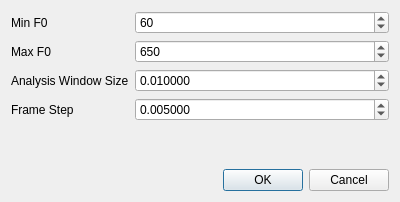
This is src/getf0paramsdialog.ui in langtech/toney as Qt 5 draws it before an edit. The edited form follows.
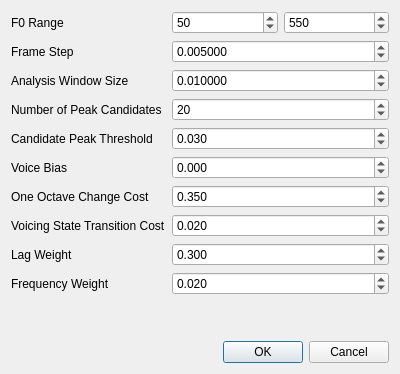
This is the edited form.

Diff of the .ui file:
```diff
--- a/src/getf0paramsdialog.ui
+++ b/src/getf0paramsdialog.ui
@@ -7,7 +7,7 @@
     <x>0</x>
     <y>0</y>
     <width>400</width>
-    <height>202</height>
+    <height>374</height>
    </rect>
   </property>
   <property name="windowTitle">
@@ -19,51 +19,78 @@
   <layout class="QVBoxLayout" name="verticalLayout">
    <item>
     <layout class="QFormLayout" name="formLayout">
+     <property name="fieldGrowthPolicy">
+      <enum>QFormLayout::AllNonFixedFieldsGrow</enum>
+     </property>
      <item row="0" column="0">
       <widget class="QLabel" name="label">
        <property name="text">
-        <string>Min F0</string>
+        <string>F0 Range</string>
        </property>
       </widget>
      </item>
+     <item row="0" column="1">
+      <layout class="QHBoxLayout" name="horizontalLayout">
+       <item>
+        <widget class="QSpinBox" name="param_min_f0">
+         <property name="toolTip">
+          <string/>
+         </property>
+         <property name="maximum">
+          <number>4000</number>
+         </property>
+         <property name="value">
+          <number>50</number>
+         </property>
+        </widget>
+       </item>
+       <item>
+        <widget class="QSpinBox" name="param_max_f0">
+         <property name="maximum">
+          <number>4000</number>
+         </property>
+         <property name="value">
+          <number>550</number>
+         </property>
+        </widget>
+       </item>
+      </layout>
+     </item>
      <item row="1" column="0">
-      <widget class="QLabel" name="label_2">
-       <property name="text">
-        <string>Max F0</string>
-       </property>
-      </widget>
-     </item>
-     <item row="2" column="0">
-      <widget class="QLabel" name="label_3">
-       <property name="text">
-        <string>Analysis Window Size</string>
-       </property>
-      </widget>
-     </item>
-     <item row="3" column="0">
       <widget class="QLabel" name="label_4">
        <property name="text">
         <string>Frame Step</string>
        </property>
       </widget>
      </item>
-     <item row="0" column="1">
-      <widget class="QSpinBox" name="param_minf0">
-       <property name="maximum">
-        <number>4000</number>
-       </property>
-       <property name="value">
-        <number>60</number>
-       </property>
-      </widget>
-     </item>
      <item row="1" column="1">
-      <widget class="QSpinBox" name="param_maxf0">
+      <widget class="QDoubleSpinBox" name="param_frame_step">
+       <property name="decimals">
+        <number>6</number>
+       </property>
+       <property name="minimum">
+        <double>0.000125000000000</double>
+       </property>
        <property name="maximum">
-        <number>4000</number>
+        <double>0.100000000000000</double>
+       </property>
+       <property name="singleStep">
+        <double>0.001000000000000</double>
        </property>
        <property name="value">
-        <number>650</number>
+        <double>0.005000000000000</double>
+       </property>
+      </widget>
+     </item>
+     <item row="2" column="0">
+      <widget class="QLabel" name="label_3">
+       <property name="toolTip">
+        <string>Size  of  correlation  window.   Computation  increases
+directly  as wind_dur. Valid values lie in [10/sampling
+rate, .1].  Default is 0.0075.</string>
+       </property>
+       <property name="text">
+        <string>Analysis Window Size</string>
        </property>
       </widget>
      </item>
@@ -86,22 +113,203 @@
        </property>
       </widget>
      </item>
+     <item row="3" column="0">
+      <widget class="QLabel" name="label_2">
+       <property name="toolTip">
+        <string>The maximum number of correlation peaks  considered  as
+possible F0-peak candidates in any frame.  At most, the
+top n-cands candidates are considered  in  each  frame.
+The  computational  cost grows approximately as n_cands
+SQUARED.  Valid values lie in [3, 100].  Default is 20.</string>
+       </property>
+       <property name="text">
+        <string>Number of Peak Candidates</string>
+       </property>
+      </widget>
+     </item>
      <item row="3" column="1">
-      <widget class="QDoubleSpinBox" name="param_step">
+      <widget class="QSpinBox" name="param_n_cands">
+       <property name="minimum">
+        <number>3</number>
+       </property>
+       <property name="maximum">
+        <number>100</number>
+       </property>
+       <property name="value">
+        <number>20</number>
+       </property>
+      </widget>
+     </item>
+     <item row="5" column="0">
+      <widget class="QLabel" name="label_5">
+       <property name="toolTip">
+        <string>Determines fixed  preference  for  voiced  or  unvoiced
+state.    Positive   numbers   encourage   the   voiced
+hypothesis, negative numbers the unvoiced. Valid values
+lie in [-1, 1].  Default is 0.0.</string>
+       </property>
+       <property name="text">
+        <string>Voice Bias</string>
+       </property>
+      </widget>
+     </item>
+     <item row="5" column="1">
+      <widget class="QDoubleSpinBox" name="param_voice_bias">
        <property name="decimals">
-        <number>6</number>
+        <number>3</number>
        </property>
        <property name="minimum">
-        <double>0.000125000000000</double>
+        <double>-1.000000000000000</double>
        </property>
        <property name="maximum">
-        <double>0.100000000000000</double>
+        <double>1.000000000000000</double>
        </property>
        <property name="singleStep">
         <double>0.001000000000000</double>
        </property>
+      </widget>
+     </item>
+     <item row="6" column="0">
+      <widget class="QLabel" name="label_6">
+       <property name="toolTip">
+        <string>The cost of a rapid one-octave (up or down) F0  change.
+High  numbers  discourage any jumps, low numbers permit
+octave jumps. Valid values lie in [0, 10].  Default  is
+0.35.</string>
+       </property>
+       <property name="text">
+        <string>One Octave Change Cost</string>
+       </property>
+      </widget>
+     </item>
+     <item row="6" column="1">
+      <widget class="QDoubleSpinBox" name="param_double_cost">
+       <property name="decimals">
+        <number>3</number>
+       </property>
+       <property name="maximum">
+        <double>10.000000000000000</double>
+       </property>
+       <property name="singleStep">
+        <double>0.005000000000000</double>
+       </property>
        <property name="value">
+        <double>0.350000000000000</double>
+       </property>
+      </widget>
+     </item>
+     <item row="7" column="0">
+      <widget class="QLabel" name="label_7">
+       <property name="toolTip">
+        <string>Fixed  cost  of  making  a  voicing-state   transition.
+Higher  numbers  discourage  state changes. Valid value
+lies in [0, 1].  Default is 0.005.</string>
+       </property>
+       <property name="text">
+        <string>Voicing State Transition Cost</string>
+       </property>
+      </widget>
+     </item>
+     <item row="7" column="1">
+      <widget class="QDoubleSpinBox" name="param_trans_cost">
+       <property name="decimals">
+        <number>3</number>
+       </property>
+       <property name="maximum">
+        <double>1.000000000000000</double>
+       </property>
+       <property name="singleStep">
         <double>0.005000000000000</double>
+       </property>
+       <property name="value">
+        <double>0.020000000000000</double>
+       </property>
+      </widget>
+     </item>
+     <item row="4" column="0">
+      <widget class="QLabel" name="label_8">
+       <property name="toolTip">
+        <string>Determines cross correlation peak height required for a
+peak  to  be  considered a pitch-peak candidate.  Valid
+value lies in [.01, .99].  Default is 0.3.</string>
+       </property>
+       <property name="text">
+        <string>Candidate Peak Threshold</string>
+       </property>
+      </widget>
+     </item>
+     <item row="4" column="1">
+      <widget class="QDoubleSpinBox" name="param_cand_thresh">
+       <property name="decimals">
+        <number>3</number>
+       </property>
+       <property name="minimum">
+        <double>0.010000000000000</double>
+       </property>
+       <property name="maximum">
+        <double>0.990000000000000</double>
+       </property>
+       <property name="singleStep">
+        <double>0.005000000000000</double>
+       </property>
+       <property name="value">
+        <double>0.030000000000000</double>
+       </property>
+      </widget>
+     </item>
+     <item row="8" column="0">
+      <widget class="QLabel" name="label_9">
+       <property name="toolTip">
+        <string>Amount of weight given to the shortness of the proposed
+pitch  interval.  Higher numbers make high F0 estimates
+more likely. Valid value lies in [0,  1].   Default  is 0.3.</string>
+       </property>
+       <property name="text">
+        <string>Lag Weight</string>
+       </property>
+      </widget>
+     </item>
+     <item row="9" column="0">
+      <widget class="QLabel" name="label_10">
+       <property name="toolTip">
+        <string>Strength  of  F0  continuity.   Higher  numbers  impose
+smoother contours. Valid value lies in [0, 1].  Default
+is 0.02.</string>
+       </property>
+       <property name="text">
+        <string>Frequency Weight</string>
+       </property>
+      </widget>
+     </item>
+     <item row="8" column="1">
+      <widget class="QDoubleSpinBox" name="param_lag_weight">
+       <property name="decimals">
+        <number>3</number>
+       </property>
+       <property name="maximum">
+        <double>1.000000000000000</double>
+       </property>
+       <property name="singleStep">
+        <double>0.005000000000000</double>
+       </property>
+       <property name="value">
+        <double>0.300000000000000</double>
+       </property>
+      </widget>
+     </item>
+     <item row="9" column="1">
+      <widget class="QDoubleSpinBox" name="param_freq_weight">
+       <property name="decimals">
+        <number>3</number>
+       </property>
+       <property name="maximum">
+        <double>1.000000000000000</double>
+       </property>
+       <property name="singleStep">
+        <double>0.005000000000000</double>
+       </property>
+       <property name="value">
+        <double>0.020000000000000</double>
        </property>
       </widget>
      </item>
```
Left out of the diff: 8 changed lines with no effect on the pictures.
